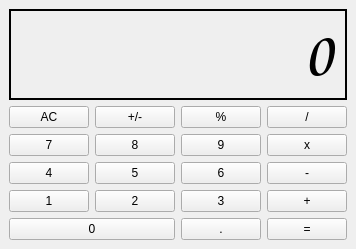
The window that PAM/P9/calculadora.ui (j0z3ph/2024-2) describes before a commit, drawn with Qt 5.
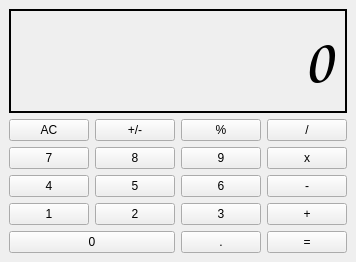
The same window after the commit.

```diff
--- a/PAM/P9/calculadora.ui
+++ b/PAM/P9/calculadora.ui
@@ -7,7 +7,7 @@
     <x>0</x>
     <y>0</y>
     <width>336</width>
-    <height>249</height>
+    <height>262</height>
    </rect>
   </property>
   <property name="windowTitle">
```
Left out of the diff: 36 changed lines with no effect on the pictures.
